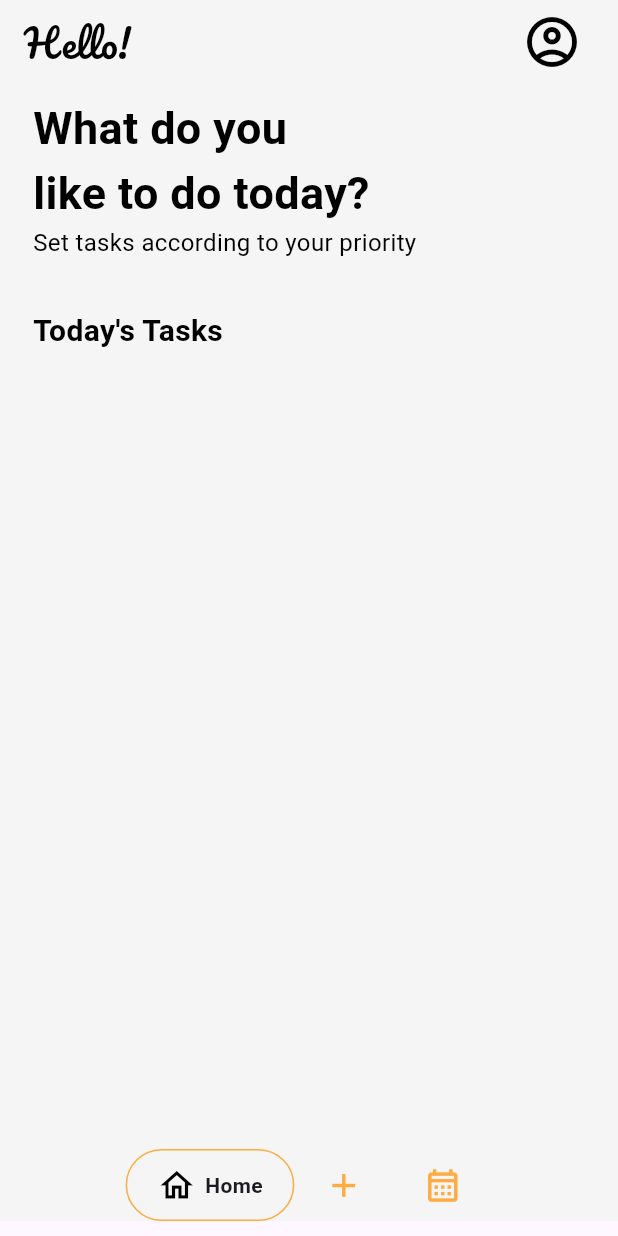
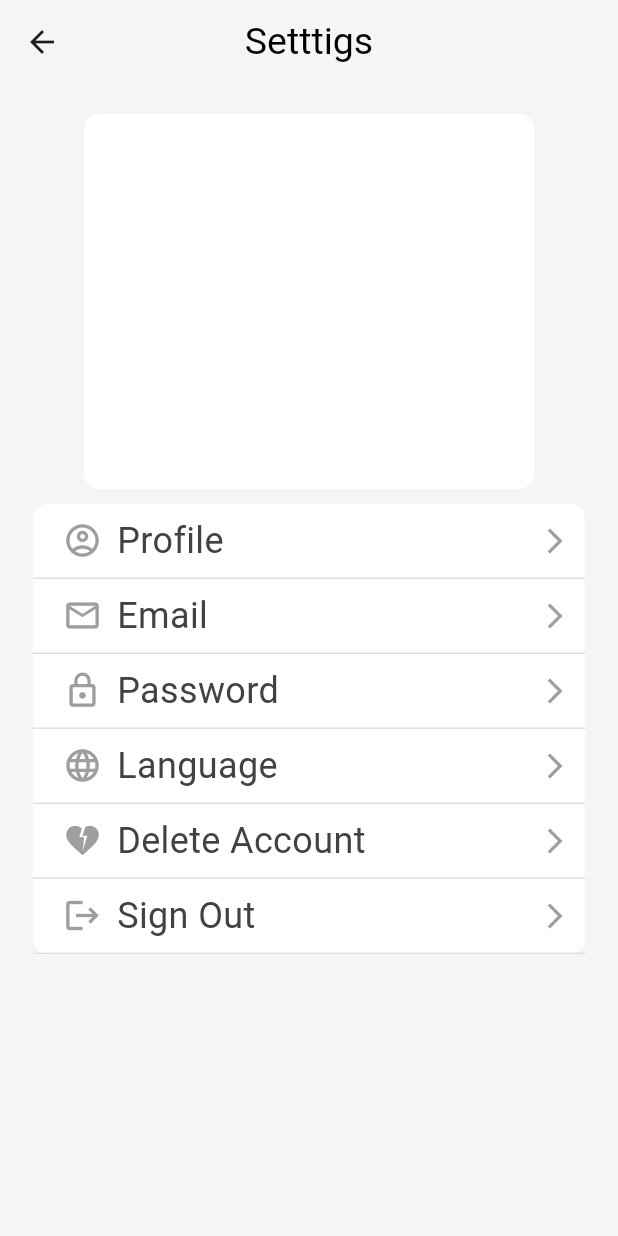
Before and after one commit to MhmdFais/To_Do_App, a Flutter app: the screen it shows once a user with an empty profile is signed in, after a tap on the "account circle" icon, on a phone screen of 412 x 824 dp. Run offline on Flutter 3.47's test engine with Material 3 defaults, Android fonts, the phone set to English and light mode, and no system bars; drawn by our look-alikes of google_nav_bar; our stand-ins replace cloud_firestore, date_picker_timeline, firebase_auth, firebase_core, flutter_otp_text_field, google_fonts and 3 more; accounts and stored records are empty; network calls fail; Roboto replaces fonts that are missing (Ubuntu).

Commit message:
Settings page UI

```diff
--- a/lib/components/colors.dart
+++ b/lib/components/colors.dart
@@ -32,6 +32,10 @@ class Colours extends StatelessWidget {
   final Color alerEditButtonColour = Colors.purple.shade200;
   final Color containerColour = Colors.grey.shade100;
   final Color checkedColour = Colors.grey.shade400;
+  final Color profilePicContainer = Colors.grey.shade300;
+  final Color settingsBorder = Colors.grey.shade300;
+  final Color settingIconColor = Colors.grey.shade500;
+  final Color settingTextColour = Colors.grey.shade800;
 
   @override
   Widget build(BuildContext context) {
--- /dev/null
+++ b/lib/components/setting_components.dart
@@ -0,0 +1,64 @@
+import 'package:flutter/material.dart';
+import 'package:google_fonts/google_fonts.dart';
+import 'package:to_do/components/colors.dart';
+
+class SettingsMenu extends StatelessWidget {
+  final String title;
+  final IconData icon;
+  final void Function()? onTap;
+
+  const SettingsMenu(
+      {super.key,
+      required this.title,
+      required this.icon,
+      required this.onTap});
+
+  @override
+  Widget build(BuildContext context) {
+    return GestureDetector(
+      onTap: onTap,
+      child: Container(
+        height: 50,
+        width: double.infinity,
+        decoration: BoxDecoration(
+          border: Border(
+            bottom: BorderSide(
+              color: Colours().settingsBorder,
+              width: 1,
+            ),
+          ),
+        ),
+        child: Padding(
+          padding: const EdgeInsets.only(left: 20, right: 10),
+          child: Row(
+            mainAxisAlignment: MainAxisAlignment.spaceBetween,
+            children: [
+              Row(
+                children: [
+                  Icon(
+                    icon,
+                    color: Colours().settingIconColor,
+                    size: 26,
+                  ),
+                  const SizedBox(width: 10),
+                  Text(
+                    title,
+                    style: GoogleFonts.ubuntu(
+                      fontSize: 24,
+                      color: Colours().settingTextColour,
+                    ),
+                  ),
+                ],
+              ),
+              Icon(
+                Icons.arrow_forward_ios,
+                color: Colours().settingIconColor,
+                size: 20,
+              ),
+            ],
+          ),
+        ),
+      ),
+    );
+  }
+}
--- a/lib/pages/home_page.dart
+++ b/lib/pages/home_page.dart
@@ -3,6 +3,7 @@ import 'package:firebase_auth/firebase_auth.dart';
 import 'package:flutter/material.dart';
 import 'package:google_fonts/google_fonts.dart';
 import 'package:to_do/components/colors.dart';
+import 'package:to_do/pages/profile.dart';
 
 class Home extends StatefulWidget {
   const Home({super.key});
@@ -386,7 +387,14 @@ class _HomeState extends State<Home> {
               ],
             ),
             IconButton(
-              onPressed: () {},
+              onPressed: () {
+                Navigator.push(
+                  context,
+                  MaterialPageRoute(
+                    builder: (context) => const Profile(),
+                  ),
+                );
+              },
               icon: Icon(
                 Icons.account_circle_outlined,
                 color: Colours().unSelectedText,
--- /dev/null
+++ b/lib/pages/profile.dart
@@ -0,0 +1,92 @@
+import 'package:flutter/material.dart';
+import 'package:google_fonts/google_fonts.dart';
+import 'package:to_do/components/colors.dart';
+import 'package:to_do/components/setting_components.dart';
+
+class Profile extends StatelessWidget {
+  const Profile({super.key});
+
+  @override
+  Widget build(BuildContext context) {
+    return Scaffold(
+      backgroundColor: Colours().primary,
+      appBar: AppBar(
+        backgroundColor: Colours().primary,
+        title: Text(
+          'Setttigs',
+          style: GoogleFonts.ubuntu(
+            fontSize: 25,
+            color: Colours().unSelectedText,
+          ),
+        ),
+        centerTitle: true,
+        elevation: 0,
+      ),
+      body: Padding(
+        padding: const EdgeInsets.symmetric(horizontal: 22),
+        child: SingleChildScrollView(
+          child: Column(
+            crossAxisAlignment: CrossAxisAlignment.start,
+            children: [
+              const SizedBox(height: 20),
+              Center(
+                child: Container(
+                  height: 250,
+                  width: 300,
+                  decoration: BoxDecoration(
+                    color: Colors.white,
+                    borderRadius: BorderRadius.circular(10),
+                  ),
+                ),
+              ),
+              const SizedBox(height: 10),
+              Container(
+                height: 300,
+                width: double.infinity,
+                decoration: BoxDecoration(
+                  color: Colors.white,
+                  borderRadius: BorderRadius.circular(10),
+                ),
+                child: Column(
+                  children: [
+                    SettingsMenu(
+                      title: 'Profile',
+                      icon: Icons.account_circle_outlined,
+                      onTap: () {},
+                    ),
+                    SettingsMenu(
+                      title: 'Email',
+                      icon: Icons.email_outlined,
+                      onTap: () {},
+                    ),
+                    SettingsMenu(
+                      title: 'Password',
+                      icon: Icons.lock_outline,
+                      onTap: () {},
+                    ),
+                    SettingsMenu(
+                      title: 'Language',
+                      icon: Icons.language_outlined,
+                      onTap: () {},
+                    ),
+                    SettingsMenu(
+                      title: 'Delete Account',
+                      icon: Icons.heart_broken,
+                      onTap: () {},
+                    ),
+                    SettingsMenu(
+                      title: 'Sign Out',
+                      icon: Icons.logout,
+                      onTap: () {},
+                    ),
+                  ],
+                ),
+              ),
+              const SizedBox(height: 20),
+            ],
+          ),
+        ),
+      ),
+    );
+  }
+}
```
Also changed, not shown: lib/pages/profile_photo.dart (added).
